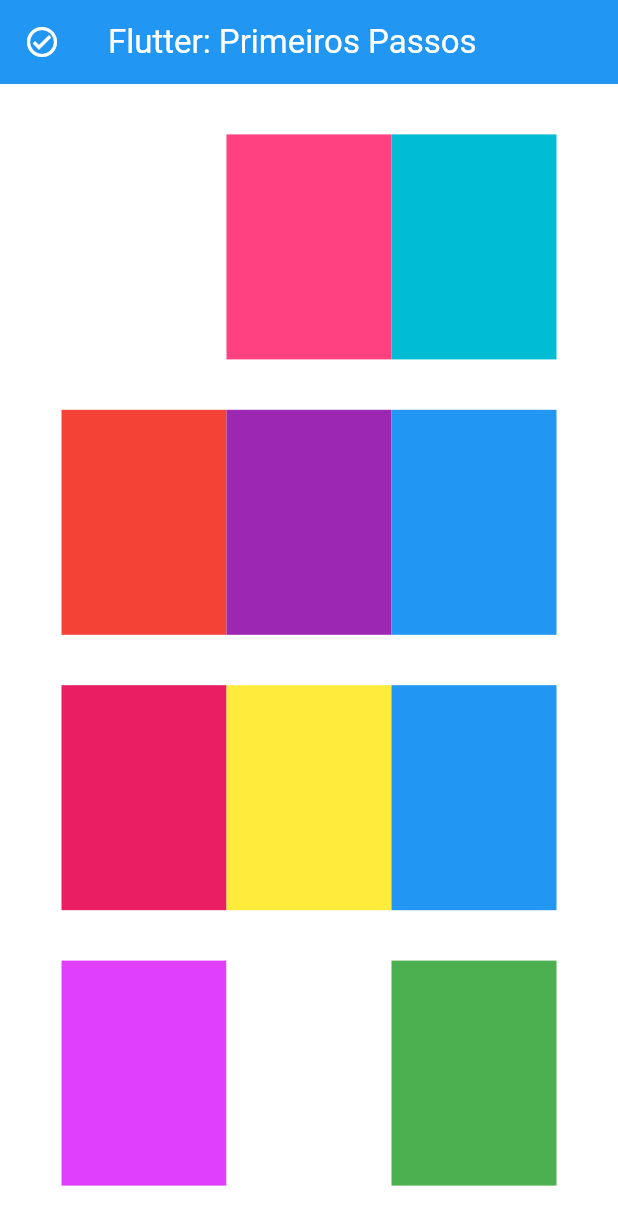
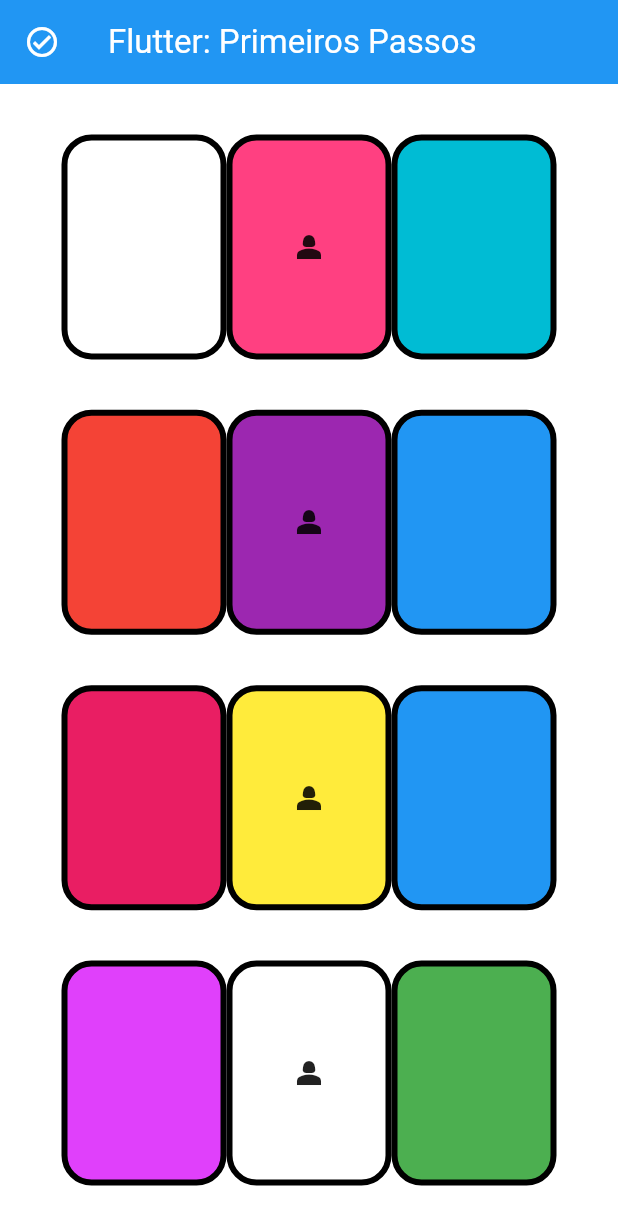
Before and after one commit to gustavojorge/Spring4, a Flutter app: the screen it shows after launch, on a phone screen of 412 x 824 dp. Shown: the top 1225 px of the screen. Run offline on Flutter 3.47's test engine with Material 3 defaults, Android fonts, the phone set to English and light mode, and no system bars.

Commit message:
Atividade - DONE

```diff
--- a/lib/main.dart
+++ b/lib/main.dart
@@ -17,7 +17,10 @@ class MyApp extends StatelessWidget {
       ),
       home: Scaffold(
         appBar: AppBar(
-          leading: Icon(Icons.check_circle_outline_outlined, color: Colors.white,),
+          leading: Icon(
+            Icons.check_circle_outline_outlined,
+            color: Colors.white,
+          ),
           title: Text(
             "Flutter: Primeiros Passos",
             style: TextStyle(color: Colors.white),
@@ -68,17 +71,39 @@ class Block extends StatelessWidget {
         mainAxisAlignment: MainAxisAlignment.center,
         children: [
           Container(
-            color: color1,
+            decoration: BoxDecoration(
+              borderRadius: BorderRadius.circular(20),
+              border: Border.all(
+                color: Colors.black,
+                width: 4,
+              ),
+              color: color1,
+            ),
             width: 110,
             height: 150,
           ),
           Container(
-            color: color2,
+            child: Icon(Icons.person_2),
+            decoration: BoxDecoration(
+              borderRadius: BorderRadius.circular(20),
+              border: Border.all(
+                color: Colors.black,
+                width: 4,
+              ),
+              color: color2,
+            ),
             width: 110,
             height: 150,
           ),
           Container(
-            color: color3,
+            decoration: BoxDecoration(
+              borderRadius: BorderRadius.circular(20),
+              border: Border.all(
+                color: Colors.black,
+                width: 4,
+              ),
+              color: color3,
+            ),
             width: 110,
             height: 150,
           )
```
Also changed, not shown: img.png (added), 1 other file.
